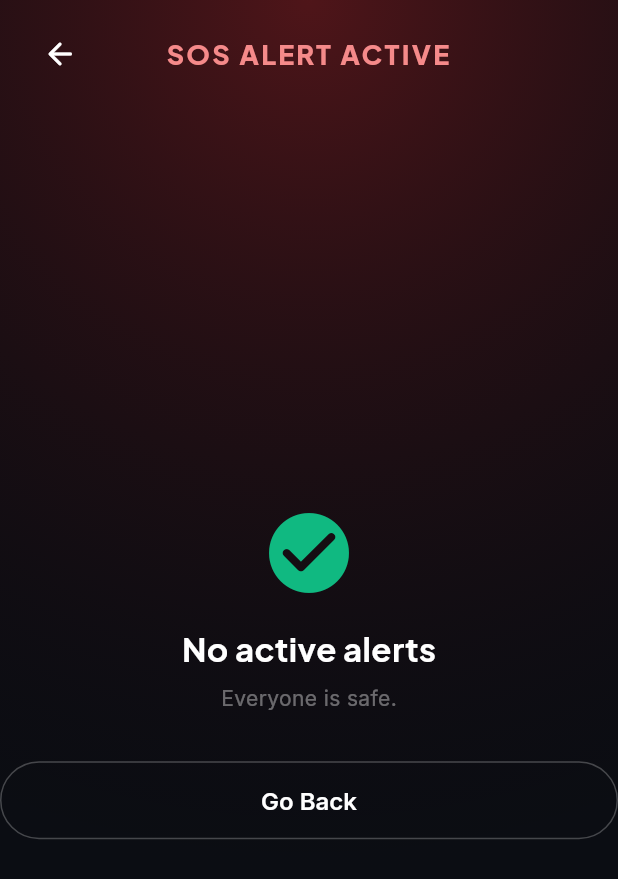
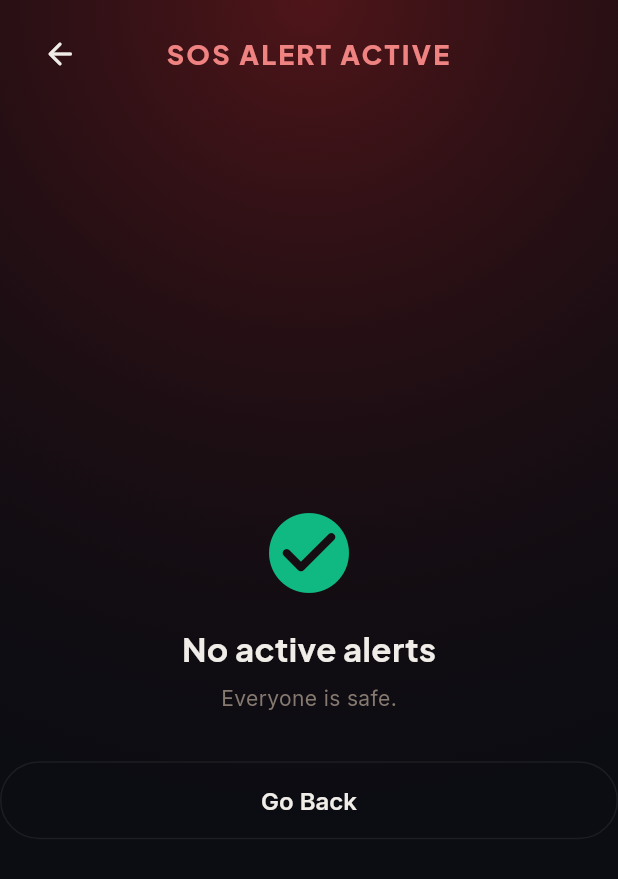
Before and after one commit to kamaralam1984/GRAVITY, a Flutter app: the SosActiveScreen screen opened by its route, on a phone screen of 412 x 824 dp. Shown: the top 879 px of the screen. Run offline on Flutter 3.47's test engine with Material 3 defaults, Android fonts, the phone set to English and light mode, and no system bars; our stand-ins replace cached_network_image, connectivity_plus, dio, firebase_core, firebase_messaging, flutter_local_notifications and 14 more; missing offline and left inert: flutter_background_service; accounts and stored records are empty; network calls fail.

Commit message:
fix(app): premium map tiles (CartoDB free, no key) + light-mode SOS screens
- Map: replace Stadia (needs API key, was blank) with CartoDB light/dark tiles
- SOS screens: theme-aware colors so content visible in light mode

Co-Authored-By: Claude Opus 4.8 (1M context) <noreply@anthropic.com>

```diff
--- a/flutter_app/lib/core/config/app_config.dart
+++ b/flutter_app/lib/core/config/app_config.dart
@@ -4,8 +4,8 @@ class AppConfig {
   AppConfig._();
 
   // Base URLs
-  static const String baseUrl = 'https://kvltrack.kvlbusinesssolutions.com';
-  static const String wsUrl = 'wss://kvltrack.kvlbusinesssolutions.com';
+  static const String baseUrl = 'https://kvltrack.kvlbusinesssolutions.com/api';
+  static const String wsUrl = 'wss://kvltrack.kvlbusinesssolutions.com/api';
 
   // App identity
   static const String appName = 'KVL Track';
@@ -25,17 +25,18 @@ class AppConfig {
   static const int wsMaxReconnectAttempts = 10;
   static const Duration wsPingInterval = Duration(seconds: 30);
 
-  // Map tiles
+  // Map tiles — CartoDB basemaps: free, no API key, premium look.
+  // Light = Positron, Dark = Dark Matter.
   static const String mapTileUrl =
-      'https://tile.openstreetmap.org/{z}/{x}/{y}.png';
+      'https://basemaps.cartocdn.com/light_all/{z}/{x}/{y}.png';
   static const String mapDarkTileUrl =
-      'https://tiles.stadiamaps.com/tiles/alidade_smooth_dark/{z}/{x}/{y}{r}.png';
+      'https://basemaps.cartocdn.com/dark_all/{z}/{x}/{y}.png';
 
   // Map attribution
   static const String mapAttribution =
-      '© OpenStreetMap contributors';
+      '© OpenStreetMap © CARTO';
   static const String mapDarkAttribution =
-      '© Stadia Maps © OpenMapTiles © OpenStreetMap contributors';
+      '© OpenStreetMap © CARTO';
 
   // Push notifications
   static const String fcmChannelId = 'kvl_track_default';
--- a/flutter_app/lib/screens/sos/sos_active_screen.dart
+++ b/flutter_app/lib/screens/sos/sos_active_screen.dart
@@ -4,7 +4,6 @@ import 'package:flutter_riverpod/flutter_riverpod.dart';
 import 'package:intl/intl.dart';
 
 import '../../core/theme/app_colors.dart';
-import '../../core/theme/app_text_styles.dart';
 import '../../models/sos_model.dart';
 import '../../providers/sos_provider.dart';
 
@@ -58,7 +57,7 @@ class _SosActiveScreenState extends ConsumerState<SosActiveScreen>
     final alerts = sosState.activeSos;
 
     return Scaffold(
-      backgroundColor: const Color(0xFF0B0D13),
+      backgroundColor: context.bgColor,
       body: AnimatedBuilder(
         animation: _flashCtrl,
         builder: (_, child) {
@@ -86,8 +85,8 @@ class _SosActiveScreenState extends ConsumerState<SosActiveScreen>
                 child: Row(
                   children: [
                     IconButton(
-                      icon: const Icon(Icons.arrow_back_rounded,
-                          color: Colors.white),
+                      icon: Icon(Icons.arrow_back_rounded,
+                          color: context.textPrimary),
                       onPressed: () => Navigator.pop(context),
                     ),
                     Expanded(
@@ -101,7 +100,7 @@ class _SosActiveScreenState extends ConsumerState<SosActiveScreen>
                             fontWeight: FontWeight.w800,
                             color: Color.lerp(
                               const Color(0xFFEF4444),
-                              Colors.white,
+                              context.textPrimary,
                               _flashCtrl.value,
                             ),
                             letterSpacing: 1.5,
@@ -166,7 +165,7 @@ class _AlertCard extends StatelessWidget {
     return Container(
       margin: const EdgeInsets.only(bottom: 20),
       decoration: BoxDecoration(
-        color: const Color(0xFF111420),
+        color: context.surfaceColor,
         borderRadius: BorderRadius.circular(24),
         border: Border.all(
           color: const Color(0xFFDC2626).withOpacity(0.5),
@@ -283,7 +282,7 @@ class _AlertCard extends StatelessWidget {
                 const SizedBox(height: 8),
                 _InfoRow(
                   icon: Icons.access_time_rounded,
-                  iconColor: Colors.white38,
+                  iconColor: context.textMuted,
                   label: 'Triggered',
                   value: DateFormat('dd MMM yyyy · HH:mm')
                       .format(alert.triggeredAt.toLocal()),
@@ -296,7 +295,7 @@ class _AlertCard extends StatelessWidget {
                   Container(
                     height: 140,
                     decoration: BoxDecoration(
-                      color: const Color(0xFF181C2B),
+                      color: context.surface2Color,
                       borderRadius: BorderRadius.circular(14),
                       border: Border.all(
                         color: const Color(0xFFDC2626).withOpacity(0.3),
@@ -305,10 +304,10 @@ class _AlertCard extends StatelessWidget {
                     child: Stack(
                       alignment: Alignment.center,
                       children: [
-                        const Icon(
+                        Icon(
                           Icons.map_outlined,
                           size: 48,
-                          color: Colors.white12,
+                          color: context.textMuted.withOpacity(0.3),
                         ),
                         Column(
                           mainAxisAlignment: MainAxisAlignment.center,
@@ -318,10 +317,10 @@ class _AlertCard extends StatelessWidget {
                             const SizedBox(height: 6),
                             Text(
                               '${alert.lat!.toStringAsFixed(4)}, ${alert.lng!.toStringAsFixed(4)}',
-                              style: const TextStyle(
+                              style: TextStyle(
                                 fontFamily: 'Inter',
                                 fontSize: 12,
-                                color: Colors.white38,
+                                color: context.textMuted,
                               ),
                             ),
                           ],
@@ -393,20 +392,20 @@ class _InfoRow extends StatelessWidget {
             children: [
               Text(
                 label.toUpperCase(),
-                style: const TextStyle(
+                style: TextStyle(
                   fontFamily: 'Inter',
                   fontSize: 10,
                   fontWeight: FontWeight.w600,
-                  color: Colors.white38,
+                  color: context.textMuted,
                   letterSpacing: 0.8,
                 ),
               ),
               Text(
                 value,
-                style: const TextStyle(
+                style: TextStyle(
                   fontFamily: 'Inter',
                   fontSize: 14,
-                  color: Colors.white,
+                  color: context.textPrimary,
                 ),
               ),
             ],
@@ -434,30 +433,30 @@ class _NoActiveAlerts extends StatelessWidget {
             size: 64,
           ),
           const SizedBox(height: 16),
-          const Text(
+          Text(
             'No active alerts',
             style: TextStyle(
               fontFamily: 'PlusJakartaSans',
               fontSize: 22,
               fontWeight: FontWeight.w700,
-              color: Colors.white,
+              color: context.textPrimary,
             ),
           ),
           const SizedBox(height: 8),
-          const Text(
+          Text(
             'Everyone is safe.',
             style: TextStyle(
               fontFamily: 'Inter',
               fontSize: 14,
-              color: Colors.white38,
+              color: context.textMuted,
             ),
           ),
           const SizedBox(height: 32),
           OutlinedButton(
             onPressed: onBack,
             style: OutlinedButton.styleFrom(
-              foregroundColor: Colors.white,
-              side: const BorderSide(color: Colors.white24),
+              foregroundColor: context.textPrimary,
+              side: BorderSide(color: context.borderColor),
               shape: RoundedRectangleBorder(
                 borderRadius: BorderRadius.circular(30),
               ),
```
Also changed, not shown: flutter_app/lib/screens/sos/sos_screen.dart (+54 -44 lines).
